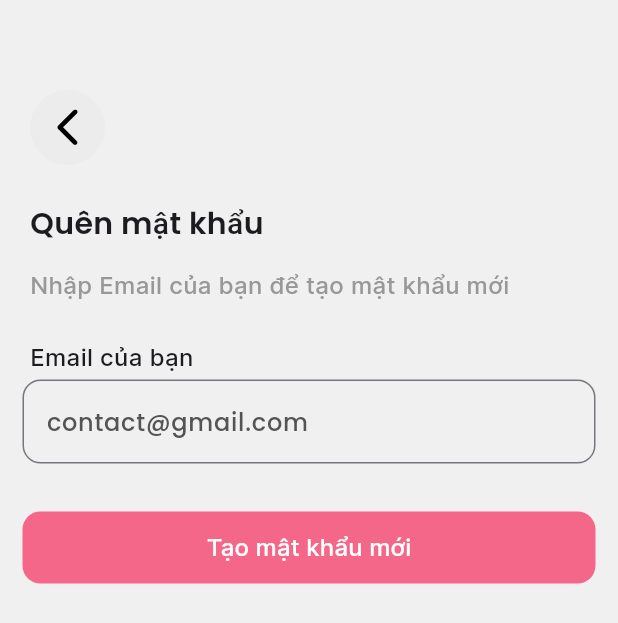
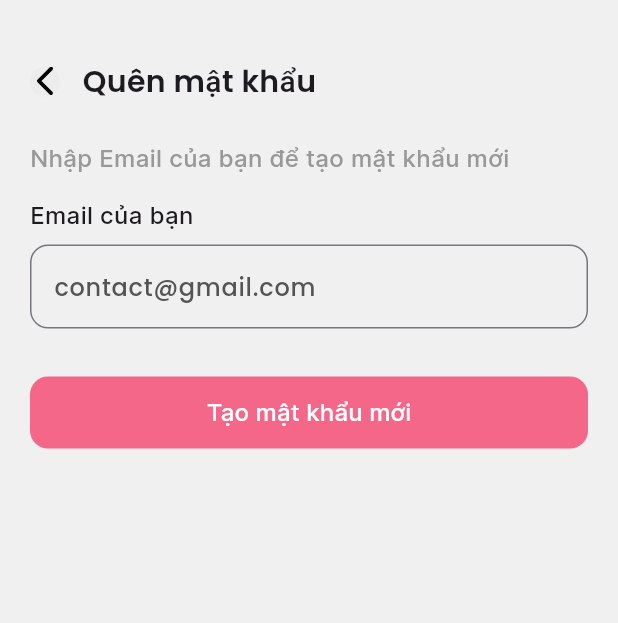
Before and after one commit to huybao1103/Flower-Store-Flutter-NodeJS-MongoAtlas, a Flutter app: the ForgotPasswordScreen screen opened directly, on a phone screen of 412 x 824 dp. Shown: the top 623 px of the screen. Run offline on Flutter 3.47's test engine with Material 3 defaults, Android fonts, the light colour scheme and no system bars; our stand-ins replace carousel_slider, curved_navigation_bar, dio, dropdown_button2, flutter_form_builder, flutter_svg and 5 more; missing offline and left inert: mailer; accounts and stored records are empty; statements that could not run were skipped.

Commit message:
update forgotpass

```diff
--- a/App/flower_store/lib/screens/forgot_password/forgot.password.dart
+++ b/App/flower_store/lib/screens/forgot_password/forgot.password.dart
@@ -2,12 +2,9 @@ import 'dart:math';
 
 import 'package:flower_store/screens/forgot_password/otp.dart';
 import 'package:flower_store/services/authorize.service.dart';
-import 'package:flower_store/services/mail.service.dart';
 import 'package:flutter/material.dart';
-import 'package:flutter/widgets.dart';
 import 'package:flutter_svg/svg.dart';
 import 'package:google_fonts/google_fonts.dart';
-import 'package:flutter_svg/flutter_svg.dart';
 
 class ForgotPasswordScreen extends StatefulWidget {
   const ForgotPasswordScreen({super.key});
@@ -20,6 +17,7 @@ class _ForgotPasswordScreenState extends State<ForgotPasswordScreen> {
   final _emailController = TextEditingController();
   final authorizeService = AuthorizeService();
   String? error;
+
   @override
   Widget build(BuildContext context) {
     return Scaffold(
@@ -27,43 +25,43 @@ class _ForgotPasswordScreenState extends State<ForgotPasswordScreen> {
         child: Stack(
           children: [
             Padding(
-              padding: const EdgeInsets.only(top: 60, left: 20, right: 20),
+              padding: const EdgeInsets.only(top: 40, left: 20, right: 20),
               child: Column(
                 crossAxisAlignment: CrossAxisAlignment.start,
                 children: [
+                  Row(
+                    children: [
                       Container(
-                      width: 50.0,
-                      height: 50.0,
+                        width: 20.0,
+                        height: 20.0,
                         decoration: const BoxDecoration(
                           color: Color(0xffECECEC),
                           shape: BoxShape.circle,
                         ),
-                      child: Column(
-                        children: [
-                          const Padding(
-                              padding: EdgeInsets.only(top: 13, right: 10)),
-                          GestureDetector(
+                        child: GestureDetector(
                           onTap: () {
                             Navigator.pop(context);
                           },
                           child: SvgPicture.asset(
                             'assets/icons/back_icon.svg',
-                              height: 25,
-                              width: 25,
+                            height: 20, // Adjusted icon size
+                            width: 20, // Adjusted icon size
                           ),
                         ),
-                        ],
-                      )),
-                  const SizedBox(height: 25),
+                      ),
+                      const SizedBox(width: 15),
                       Text(
                         'Quên mật khẩu',
                         style: GoogleFonts.poppins(
                           textStyle: const TextStyle(
                             fontSize: 20,
                             fontWeight: FontWeight.w600,
-                    )),
                           ),
-                  const SizedBox(height: 15),
+                        ),
+                      ),
+                    ],
+                  ),
+                  const SizedBox(height: 25),
                   Text(
                     'Nhập Email của bạn để tạo mật khẩu mới',
                     style: GoogleFonts.inter(
@@ -72,30 +70,22 @@ class _ForgotPasswordScreenState extends State<ForgotPasswordScreen> {
                       fontWeight: FontWeight.w600,
                     ),
                   ),
-                  const SizedBox(
-                    height: 25,
-                  ),
+                  const SizedBox(height: 15),
                   Text(
                     'Email của bạn',
                     style: GoogleFonts.inter(
-                        fontWeight: FontWeight.w600, fontSize: 16),
-                  ),
-                ],
+                      fontWeight: FontWeight.w600,
+                      fontSize: 16,
                     ),
                   ),
-            Padding(
-              padding: const EdgeInsets.only(top: 245, left: 15, right: 15),
-              child: Column(
-                crossAxisAlignment: CrossAxisAlignment.start,
-                children: [
                   const SizedBox(height: 8),
                   TextField(
                     controller: _emailController,
                     decoration: InputDecoration(
                       border: const OutlineInputBorder(
                         borderRadius: BorderRadius.all(Radius.circular(12)),
-                          borderSide:
-                              BorderSide(width: 2, color: Color(0xffE1E1E1))),
+                        borderSide: BorderSide(width: 2, color: Color(0xffE1E1E1)),
+                      ),
                       hintText: 'contact@gmail.com',
                       hintStyle: GoogleFonts.poppins(
                         color: const Color(0xff545454),
@@ -104,27 +94,27 @@ class _ForgotPasswordScreenState extends State<ForgotPasswordScreen> {
                       ),
                     ),
                   ),
-                  error != null ? Center(
+                  if (error != null)
+                    Center(
                       child: Text(
                         error!,
                         style: GoogleFonts.inter(
                           fontSize: 16,
                           color: Colors.red,
                           fontWeight: FontWeight.w600,
-
                         ),
                       ),
-                  ) : const SizedBox.shrink(),
+                    ),
                   const SizedBox(height: 32),
                   Container(
                     width: double.infinity,
                     decoration: const BoxDecoration(
                       color: Color(0xfff56789),
-                        borderRadius: BorderRadius.all(Radius.circular(12))),
+                      borderRadius: BorderRadius.all(Radius.circular(12)),
+                    ),
                     child: TextButton(
                       onPressed: () {
                         String email = _emailController.text;
-                          List<int> codes = List.generate(5, (i) => Random().nextInt(10));
                         authorizeService.getByEmail(email)
                           .then((val) {
                             setState(() {
@@ -133,7 +123,8 @@ class _ForgotPasswordScreenState extends State<ForgotPasswordScreen> {
                             Navigator.push(
                               context,
                               MaterialPageRoute(
-                                  builder: (context) => VerifyCodeScreen(account: val,)),
+                                builder: (context) => VerifyCodeScreen(account: val),
+                              ),
                             );
                           })
                           .catchError((onError) {
@@ -147,9 +138,11 @@ class _ForgotPasswordScreenState extends State<ForgotPasswordScreen> {
                         style: GoogleFonts.inter(
                           color: Colors.white,
                           fontSize: 16,
-                              fontWeight: FontWeight.w600),
-                        )),
-                  )
+                          fontWeight: FontWeight.w600,
+                        ),
+                      ),
+                    ),
+                  ),
                 ],
               ),
             ),
--- a/App/flower_store/lib/shared/widget/product.listview.horizontal.dart
+++ b/App/flower_store/lib/shared/widget/product.listview.horizontal.dart
@@ -7,7 +7,7 @@ class ProductListview extends StatelessWidget {
   final String title;
   Widget? navigator;
   late bool? seeAll = true;
-  final Function(ProductModel)? onTap; // Thêm thuộc tính onTap
+  final Function(ProductModel)? onTap;
 
   ProductListview({
     super.key,
@@ -44,7 +44,7 @@ class ProductListview extends StatelessWidget {
                         }
                       },
                       child: const Text(
-                        'See all',
+                        'Xem thêm',
                         style: TextStyle(color: Colors.black),
                       ),
                     )
```
Also changed, not shown: App/flower_store/lib/screens/forgot_password/newpassword.dart (+51 -59 lines), App/flower_store/lib/screens/forgot_password/otp.dart (+47 -58 lines). Lines whose indentation alone changed are shown as unchanged.
